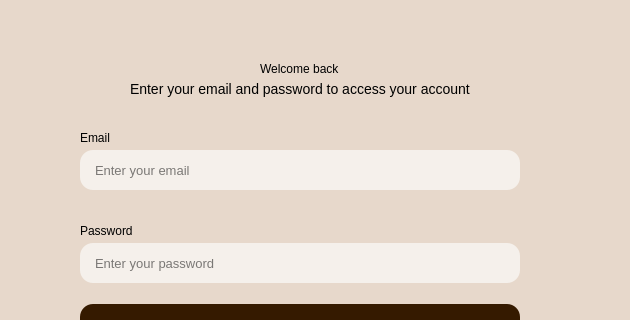
First picture: the form in application/entering_window.ui, repository redm0unt/OurCafe, before the edit; both pictures show x 458 to 1088 and y 162 to 482 of the 1088 by 612 pixel window.
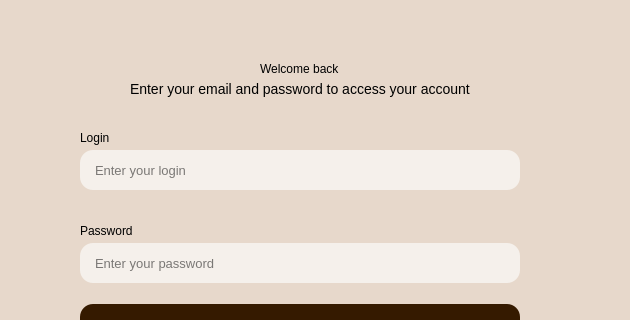
Second picture: the form after the edit. Icons and pictures are not drawn.

Commit message:
Hotfix: Updated database
update users table to enable authorization

```diff
--- a/application/entering_window.ui
+++ b/application/entering_window.ui
@@ -282,7 +282,7 @@
           <string notr="true">font: 400 17pt;</string>
          </property>
          <property name="text">
-          <string>Email</string>
+          <string>Login</string>
          </property>
         </widget>
        </item>
@@ -349,7 +349,7 @@
           <number>0</number>
          </property>
          <property name="placeholderText">
-          <string>Enter your email</string>
+          <string>Enter your login</string>
          </property>
         </widget>
        </item>
```
Left out of the diff: 4 changed lines with no effect on the pictures. The commit also changes 2 other files.
